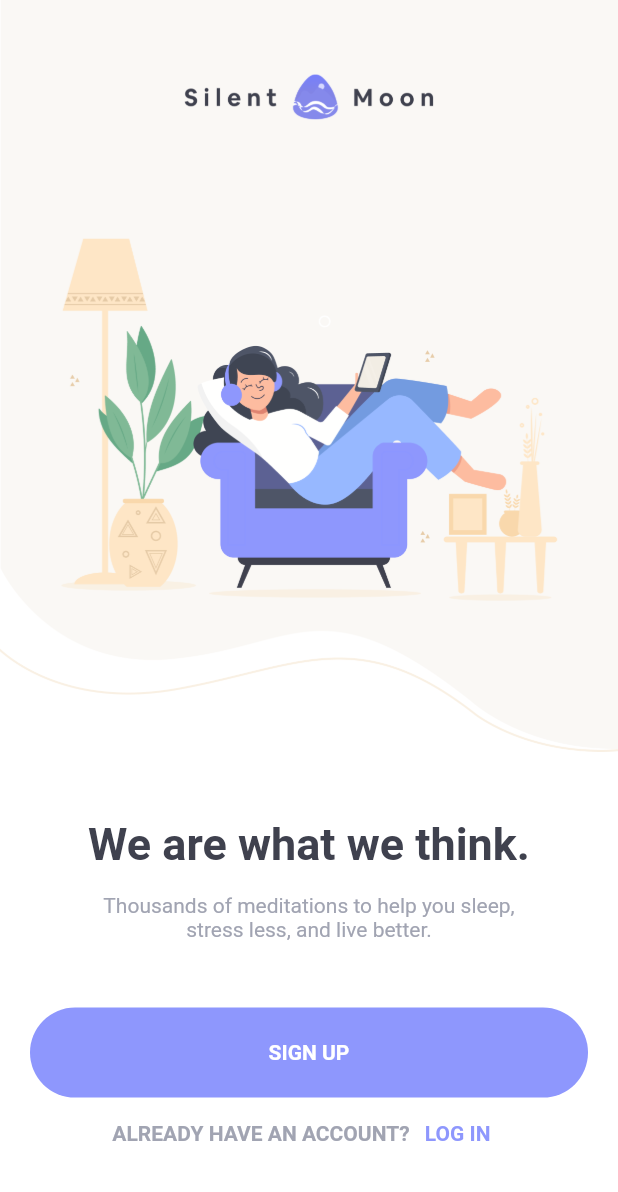
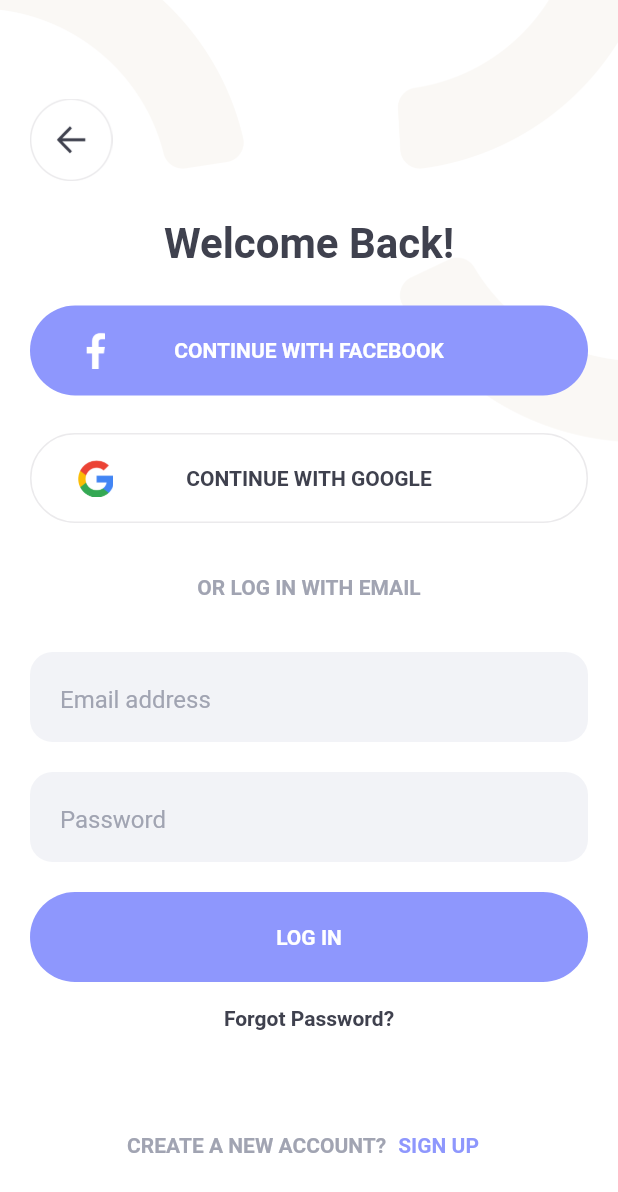
Before and after one commit to CEFab/meditation, a Flutter app: the LoginScreen screen opened directly, on a phone screen of 412 x 824 dp. Shown: the top 1192 px of the screen. Run offline on Flutter 3.47's test engine with Material 3 defaults, Android fonts, the phone set to English and light mode, and no system bars; Roboto replaces fonts that are missing (HelveticaNeue).

Commit message:
login screen

```diff
--- a/lib/screen/login/login_screen.dart
+++ b/lib/screen/login/login_screen.dart
@@ -2,6 +2,7 @@ import 'package:flutter/material.dart';
 import 'package:flutter/services.dart';
 import 'package:meditation/common/color_extension.dart';
 import 'package:meditation/common_widget/round_button.dart';
+import 'package:meditation/common_widget/round_text_field.dart';
 
 class LoginScreen extends StatefulWidget {
   const LoginScreen({super.key});
@@ -12,50 +13,184 @@ class LoginScreen extends StatefulWidget {
 
 class _LoginScreenState extends State<LoginScreen> {
   @override
-  void initState() {
-    super.initState();
-    SystemChrome.setEnabledSystemUIMode(SystemUiMode.leanBack);
-  }
-
-  @override
   Widget build(BuildContext context) {
     return Scaffold(
-      body: Column(
+      body: SingleChildScrollView(
+        child: SizedBox(
+          height: context.height,
+          child: Column(
             crossAxisAlignment: CrossAxisAlignment.center,
             children: [
+              Stack(
+                alignment: Alignment.bottomCenter,
+                children: [
                   Image.asset(
-            "assets/img/starup_top.png",
+                    "assets/img/login_top.png",
                     width: double.maxFinite,
                     fit: BoxFit.fitWidth,
                   ),
-          const Spacer(),
+                  Column(
+                    children: [
+                      Padding(
+                        padding: const EdgeInsets.symmetric(horizontal: 20),
+                        child: Row(
+                          children: [
+                            InkWell(
+                              onTap: () {
+                                context.pop();
+                              },
+                              child: Image.asset(
+                                "assets/img/back.png",
+                                width: 55,
+                                height: 55,
+                              ),
+                            ),
+                          ],
+                        ),
+                      ),
+                      const SizedBox(
+                        height: 25,
+                      ),
                       Text(
-            "We are what we think.",
+                        "Welcome Back!",
                         style: TextStyle(
                           color: TColor.primaryText,
-              fontSize: 30,
+                          fontSize: 28,
                           fontWeight: FontWeight.w700,
                         ),
                       ),
-          const SizedBox(height: 15),
+                      const SizedBox(
+                        height: 25,
+                      ),
                       Padding(
-            padding: const EdgeInsets.symmetric(horizontal: 50),
+                        padding: const EdgeInsets.symmetric(horizontal: 20),
+                        child: MaterialButton(
+                          onPressed: () {},
+                          minWidth: double.maxFinite,
+                          elevation: 0,
+                          color: const Color(0xff8E97FD),
+                          height: 60,
+                          shape: RoundedRectangleBorder(
+                              side: BorderSide.none,
+                              borderRadius: BorderRadius.circular(30)),
+                          child: Row(
+                            children: [
+                              const SizedBox(
+                                width: 15,
+                              ),
+                              Image.asset(
+                                'assets/img/fb.png',
+                                width: 25,
+                                height: 25,
+                              ),
+                              const Expanded(
                                 child: Text(
-              "Thousands of meditations to help you sleep, stress less, and live better.",
+                                  "CONTINUE WITH FACEBOOK",
+                                  textAlign: TextAlign.center,
+                                  style: TextStyle(
+                                    color: Colors.white,
+                                    fontSize: 14,
+                                    fontWeight: FontWeight.w600,
+                                  ),
+                                ),
+                              ),
+                              const SizedBox(
+                                width: 40,
+                              ),
+                            ],
+                          ),
+                        ),
+                      ),
+                      const SizedBox(
+                        height: 25,
+                      ),
+                      Padding(
+                        padding: const EdgeInsets.symmetric(horizontal: 20),
+                        child: MaterialButton(
+                          onPressed: () {},
+                          minWidth: double.maxFinite,
+                          elevation: 0,
+                          color: Colors.white,
+                          height: 60,
+                          shape: RoundedRectangleBorder(
+                              side:
+                                  BorderSide(color: TColor.tertiary, width: 1),
+                              borderRadius: BorderRadius.circular(30)),
+                          child: Row(
+                            children: [
+                              const SizedBox(
+                                width: 15,
+                              ),
+                              Image.asset(
+                                'assets/img/google.png',
+                                width: 25,
+                                height: 25,
+                              ),
+                              Expanded(
+                                child: Text(
+                                  "CONTINUE WITH GOOGLE",
+                                  textAlign: TextAlign.center,
+                                  style: TextStyle(
+                                    color: TColor.primaryText,
+                                    fontSize: 14,
+                                    fontWeight: FontWeight.w600,
+                                  ),
+                                ),
+                              ),
+                              const SizedBox(
+                                width: 40,
+                              ),
+                            ],
+                          ),
+                        ),
+                      ),
+                    ],
+                  ),
+                ],
+              ),
+              const SizedBox(
+                height: 35,
+              ),
+              Text(
+                "OR LOG IN WITH EMAIL",
                 textAlign: TextAlign.center,
                 style: TextStyle(
                     color: TColor.secondaryText,
                     fontSize: 14,
+                    fontWeight: FontWeight.w700),
+              ),
+              const SizedBox(
+                height: 35,
+              ),
+              RoundTextField(hintText: "Email address"),
+              const SizedBox(
+                height: 20,
+              ),
+              RoundTextField(
+                hintText: "Password",
+                obscureText: true,
+              ),
+              const SizedBox(
+                height: 20,
+              ),
+              RoundButton(title: "LOG IN", onPressed: () {}),
+              TextButton(
+                onPressed: () {},
+                child: Text(
+                  "Forgot Password?",
+                  style: TextStyle(
+                    color: TColor.primaryText,
+                    fontSize: 14,
+                    fontWeight: FontWeight.w600,
                   ),
                 ),
               ),
               const Spacer(),
-          RoundButton(title: "SIGN UP", onPressed: () {}),
               Row(
                 mainAxisAlignment: MainAxisAlignment.center,
                 children: [
                   Text(
-                "ALREADY HAVE AN ACCOUNT?",
+                    "CREATE A NEW ACCOUNT?",
                     style: TextStyle(
                       color: TColor.secondaryText,
                       fontSize: 14,
@@ -63,11 +198,9 @@ class _LoginScreenState extends State<LoginScreen> {
                     ),
                   ),
                   TextButton(
-                onPressed: () {
-                  context.push(const LoginScreen());
-                },
+                    onPressed: () {},
                     child: Text(
-                  "LOG IN",
+                      "SIGN UP",
                       style: TextStyle(
                         color: TColor.primary,
                         fontSize: 14,
@@ -80,6 +213,8 @@ class _LoginScreenState extends State<LoginScreen> {
               const Spacer(),
             ],
           ),
+        ),
+      ),
     );
   }
 }
```
Lines whose indentation alone changed are shown as unchanged.
